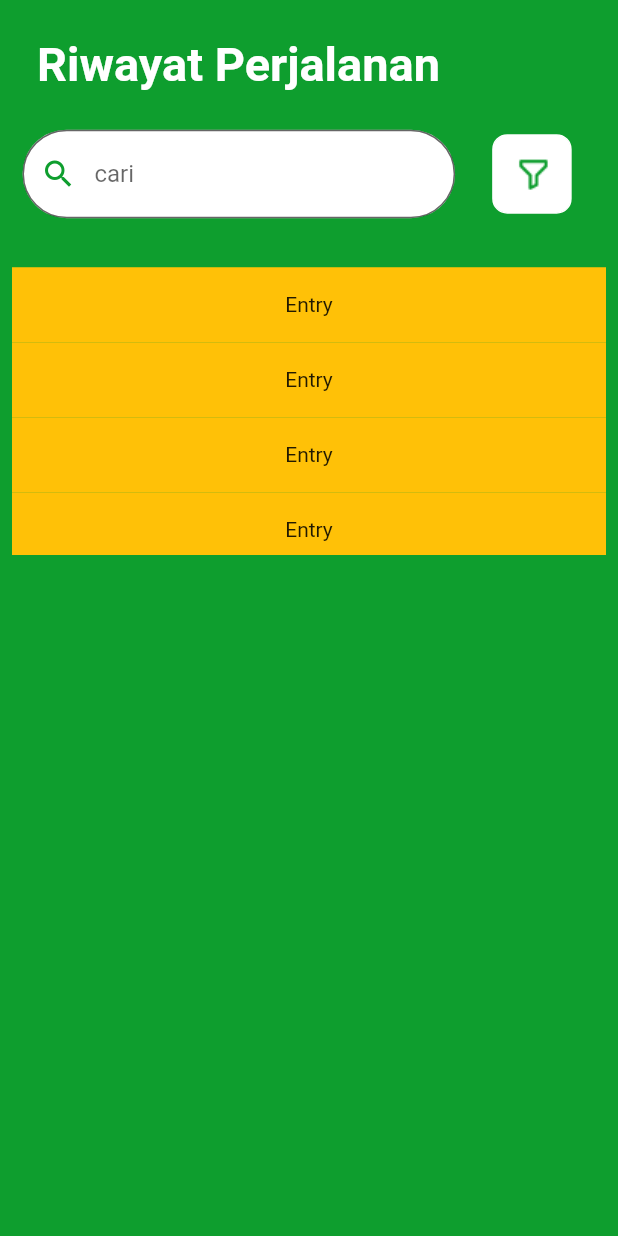
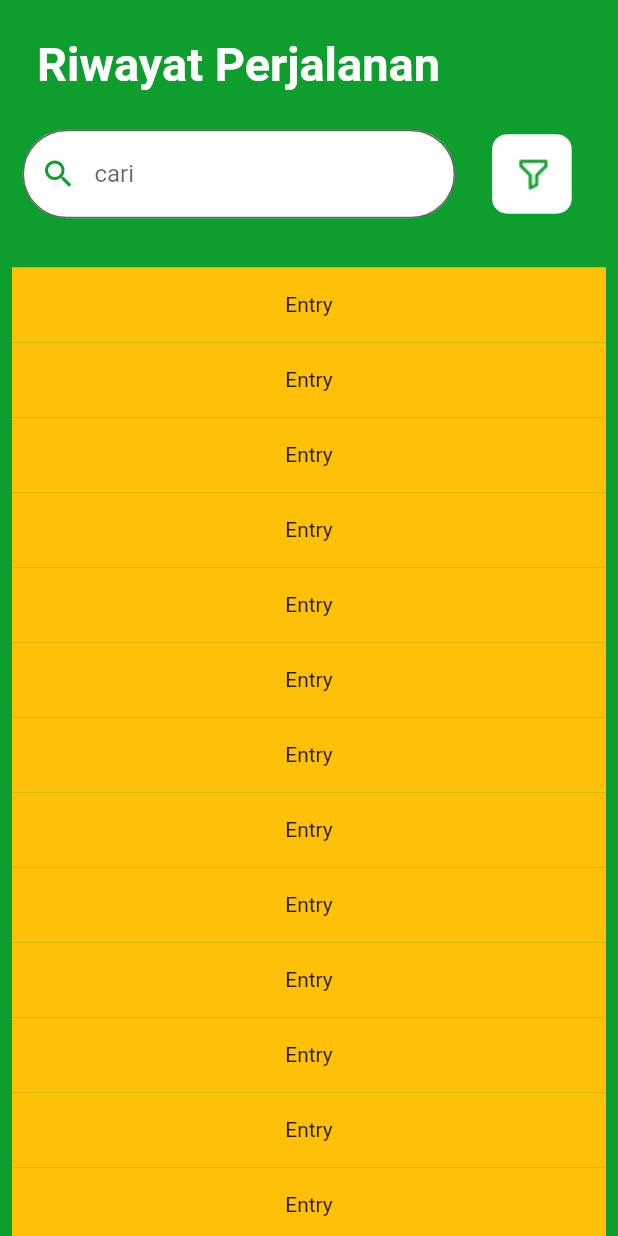
Before and after one commit to normndakbr/e-ambulance, a Flutter app: the Riwayat screen opened by its route, on a phone screen of 412 x 824 dp. Run offline on Flutter 3.47's test engine with Material 2 defaults, Android fonts, the phone set to English and light mode, and no system bars; our stand-ins replace cool_alert, shared_preferences; accounts and stored records are empty.

Commit message:
Update riwayat.dart

```diff
--- a/e_ambulance_apps/lib/pages/riwayat.dart
+++ b/e_ambulance_apps/lib/pages/riwayat.dart
@@ -91,15 +91,14 @@ class _RiwayatState extends State<Riwayat> {
             SizedBox(
               height: height * 0.03,
             ),
-            SizedBox(
-              height: 200,
+            Expanded(
               child: SingleChildScrollView(
                 scrollDirection: Axis.vertical,
-                physics: NeverScrollableScrollPhysics(),
+                // physics: NeverScrollableScrollPhysics(),
                 child: ListView.builder(
                     shrinkWrap: true,
                     padding: const EdgeInsets.all(8),
-                    itemCount: 5,
+                    itemCount: 20,
                     itemBuilder: (BuildContext context, int index) {
                       return Container(
                         height: 50,
```
